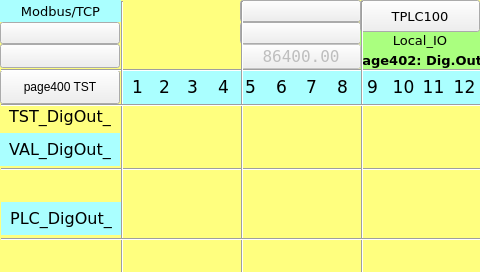
MECTsrl/mect_apps, file TPLC100/Local_IO_HMI/page402.ui: the form before one commit.
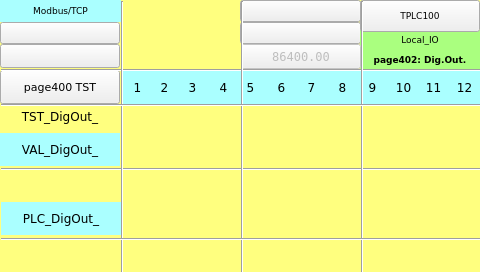
The form after the commit. Custom widgets are drawn as their Qt base class.

Commit message: Fonts resize

Diff of the .ui file:
```diff
--- a/TPLC100/Local_IO_HMI/page402.ui
+++ b/TPLC100/Local_IO_HMI/page402.ui
@@ -79,7 +79,7 @@
    <property name="font">
     <font>
      <family>DejaVu Sans</family>
-     <pointsize>10</pointsize>
+  <pointsize>7</pointsize>
      <weight>75</weight>
      <bold>true</bold>
     </font>
@@ -106,7 +106,7 @@
    <property name="font">
     <font>
      <family>DejaVu Sans</family>
-     <pointsize>13</pointsize>
+  <pointsize>9</pointsize>
     </font>
    </property>
    <property name="styleSheet">
@@ -227,7 +227,7 @@
    <property name="font">
     <font>
      <family>DejaVu Sans</family>
-     <pointsize>13</pointsize>
+  <pointsize>9</pointsize>
     </font>
    </property>
    <property name="styleSheet">
@@ -361,7 +361,7 @@
    <property name="font">
     <font>
      <family>DejaVu Sans</family>
-     <pointsize>12</pointsize>
+  <pointsize>9</pointsize>
     </font>
    </property>
    <property name="styleSheet">
@@ -386,7 +386,7 @@
    <property name="font">
     <font>
      <family>DejaVu Sans</family>
-     <pointsize>13</pointsize>
+  <pointsize>9</pointsize>
     </font>
    </property>
    <property name="styleSheet">
@@ -411,7 +411,7 @@
    <property name="font">
     <font>
      <family>DejaVu Sans</family>
-     <pointsize>10</pointsize>
+  <pointsize>7</pointsize>
     </font>
    </property>
    <property name="styleSheet">
@@ -436,7 +436,7 @@
    <property name="font">
     <font>
      <family>DejaVu Sans</family>
-     <pointsize>13</pointsize>
+  <pointsize>9</pointsize>
     </font>
    </property>
    <property name="styleSheet">
@@ -461,6 +461,12 @@
    <property name="orientation">
     <enum>Qt::Vertical</enum>
    </property>
+<property name="font">
+ <font>
+  <family>DejaVu Sans</family>
+  <pointsize>8</pointsize>
+ </font>
+</property>
   </widget>
   <widget class="QLabel" name="label_PLC_DigOut_2">
    <property name="geometry">
@@ -474,7 +480,7 @@
    <property name="font">
     <font>
      <family>DejaVu Sans</family>
-     <pointsize>13</pointsize>
+  <pointsize>9</pointsize>
     </font>
    </property>
    <property name="styleSheet">
@@ -499,7 +505,7 @@
    <property name="font">
     <font>
      <family>DejaVu Sans</family>
-     <pointsize>13</pointsize>
+  <pointsize>9</pointsize>
     </font>
    </property>
    <property name="styleSheet">
@@ -524,7 +530,7 @@
    <property name="font">
     <font>
      <family>DejaVu Sans</family>
-     <pointsize>13</pointsize>
+  <pointsize>9</pointsize>
     </font>
    </property>
    <property name="styleSheet">
@@ -657,7 +663,7 @@
    <property name="font">
     <font>
      <family>DejaVu Sans</family>
-     <pointsize>13</pointsize>
+  <pointsize>9</pointsize>
     </font>
    </property>
    <property name="styleSheet">
@@ -718,7 +724,7 @@
    <property name="font">
     <font>
      <family>DejaVu Sans</family>
-     <pointsize>13</pointsize>
+  <pointsize>9</pointsize>
     </font>
    </property>
    <property name="styleSheet">
@@ -851,7 +857,7 @@
    <property name="font">
     <font>
      <family>DejaVu Sans</family>
-     <pointsize>13</pointsize>
+  <pointsize>9</pointsize>
     </font>
    </property>
    <property name="styleSheet">
@@ -876,7 +882,7 @@
    <property name="font">
     <font>
      <family>DejaVu Sans</family>
-     <pointsize>13</pointsize>
+  <pointsize>9</pointsize>
     </font>
    </property>
    <property name="styleSheet">
@@ -950,7 +956,7 @@
    <property name="font">
     <font>
      <family>DejaVu Sans</family>
-     <pointsize>10</pointsize>
+  <pointsize>7</pointsize>
      <weight>50</weight>
      <bold>false</bold>
     </font>
@@ -1152,7 +1158,7 @@
    <property name="font">
     <font>
      <family>DejaVu Sans</family>
-     <pointsize>13</pointsize>
+  <pointsize>9</pointsize>
     </font>
    </property>
    <property name="styleSheet">
@@ -1177,7 +1183,7 @@
    <property name="font">
     <font>
      <family>DejaVu Sans</family>
-     <pointsize>12</pointsize>
+  <pointsize>9</pointsize>
     </font>
    </property>
    <property name="styleSheet">
@@ -1431,7 +1437,7 @@
    <property name="font">
     <font>
      <family>DejaVu Sans</family>
-     <pointsize>12</pointsize>
+  <pointsize>9</pointsize>
     </font>
    </property>
    <property name="styleSheet">
@@ -1601,6 +1607,12 @@
    <property name="apparence">
     <enum>QFrame::Raised</enum>
    </property>
+<property name="font">
+ <font>
+  <family>DejaVu Sans</family>
+  <pointsize>8</pointsize>
+ </font>
+</property>
   </widget>
   <widget class="ATCMlabel" name="atcmLabel_PLC_time">
    <property name="enabled">
@@ -1617,7 +1629,7 @@
    <property name="font">
     <font>
      <family>DejaVu Sans Mono</family>
-     <pointsize>12</pointsize>
+  <pointsize>9</pointsize>
     </font>
    </property>
    <property name="text">
@@ -1736,7 +1748,7 @@
    <property name="font">
     <font>
      <family>DejaVu Sans</family>
-     <pointsize>10</pointsize>
+  <pointsize>7</pointsize>
     </font>
    </property>
    <property name="styleSheet">
```
Left out of the diff: 186 changed lines with no effect on the pictures. Lines whose indentation alone changed are shown as unchanged. The commit also changes 70 other files.
